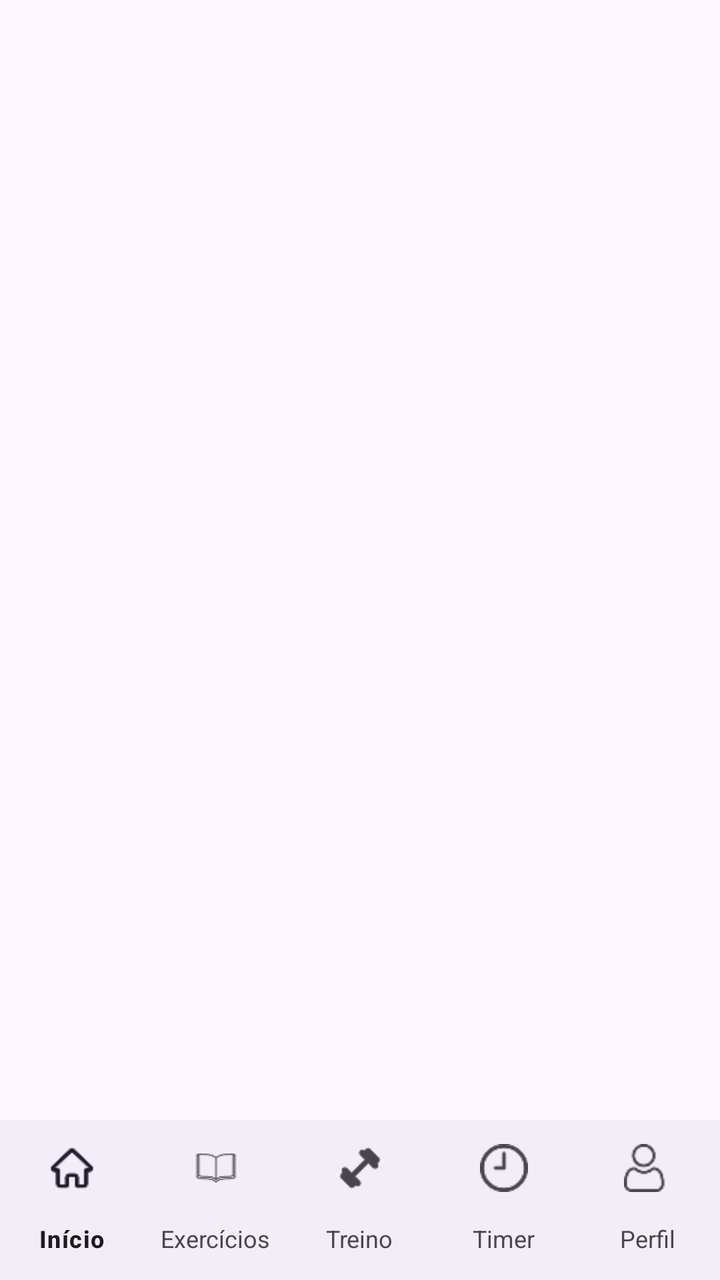
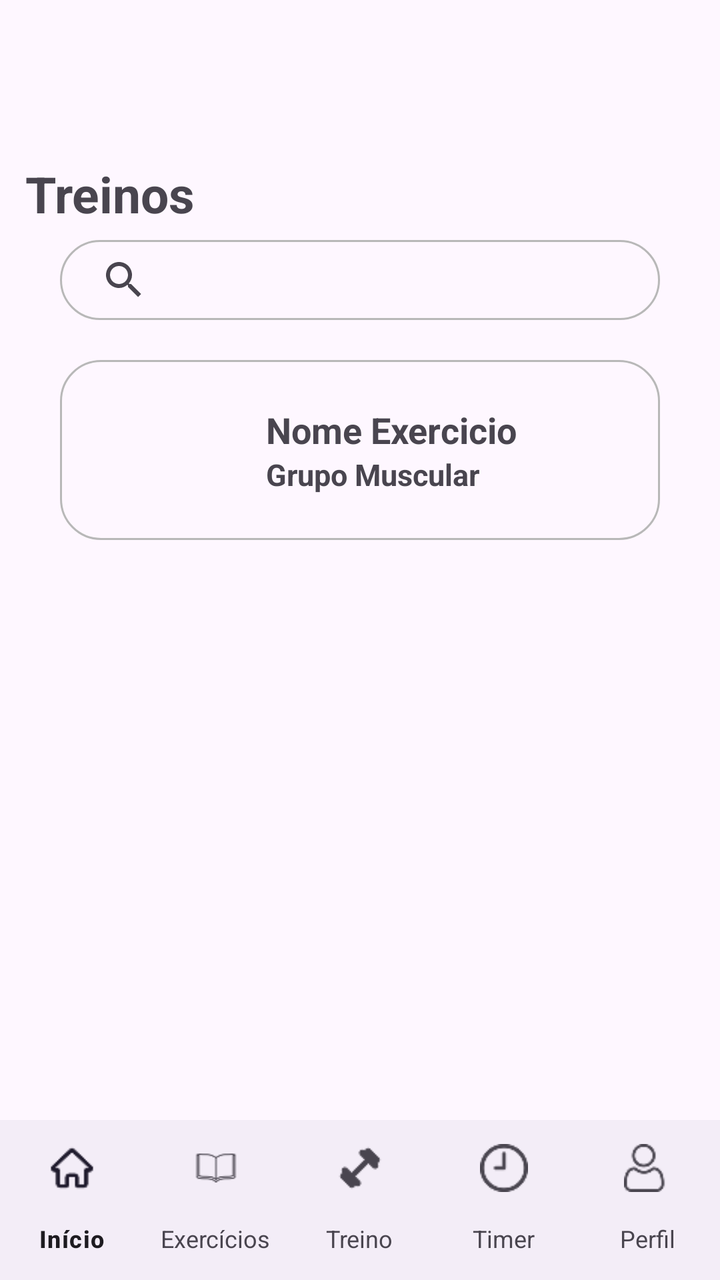

Compare the two renders of this Android layout. The source of the first and the diff that turns it into the second are given below.
<!-- AndroidManifest.xml: application theme Theme.Projeto -->
<!-- res/layout/activity_exercicios.xml -->
<?xml version="1.0" encoding="utf-8"?>
<androidx.constraintlayout.widget.ConstraintLayout xmlns:android="http://schemas.android.com/apk/res/android"
    xmlns:app="http://schemas.android.com/apk/res-auto"
    xmlns:tools="http://schemas.android.com/tools"
    android:layout_width="match_parent"
    android:layout_height="match_parent"
    tools:context=".ExerciciosActivity">

    
    <com.google.android.material.bottomnavigation.BottomNavigationView
        app:labelVisibilityMode="labeled"
        android:id="@+id/bottom_navigation"
        android:layout_width="match_parent"
        android:layout_height="wrap_content"
        app:menu="@menu/main_menu"
        app:itemTextAppearanceInactive="@style/Theme.MenuTextStyle"
        app:layout_constraintBottom_toBottomOf="parent"
        app:layout_constraintEnd_toEndOf="parent"
        app:layout_constraintStart_toStartOf="parent"
        app:layout_constraintTop_toTopOf="parent"
        app:layout_constraintVertical_bias="1"
        />
</androidx.constraintlayout.widget.ConstraintLayout>
<!-- resources referenced by this layout -->
<resources>
  <style name="Theme.MenuTextStyle" parent="MenuTextStyle" />
  <style name="Theme.Projeto" parent="Base.Theme.Projeto" />
  <style name="MenuTextStyle" parent="Theme.Material3.DayNight.NoActionBar">
          <item name="android:textSize">12sp</item>
          <item name="android:textColor">#FFFFFF</item>]
          <item name="android:layout_margin">5dp</item>
      </style>
  <style name="Base.Theme.Projeto" parent="Theme.Material3.DayNight.NoActionBar">
          
          
      </style>
</resources>

<!-- the commit's change to res/layout/activity_exercicios.xml (unified diff, before → after) -->
@@ -5,6 +5,69 @@
     android:layout_width="match_parent"
     android:layout_height="match_parent"
     tools:context=".ExerciciosActivity">
+
+    <TextView
+        android:layout_width="wrap_content"
+        android:layout_height="wrap_content"
+        android:text="Treinos"
+        android:textSize="25sp"
+        android:textStyle="bold"
+        app:layout_constraintTop_toTopOf="parent"
+        app:layout_constraintStart_toStartOf="parent"
+        app:layout_constraintEnd_toEndOf="parent"
+        android:layout_marginTop="80dp"
+        android:layout_marginRight="250dp"/>
+
+
+    <SearchView
+        android:id="@+id/searchView"
+        android:layout_width="300dp"
+        android:layout_height="40dp"
+        android:layout_marginTop="120dp"
+        android:hint="Pesquisar"
+        android:background="@drawable/border"
+        app:layout_constraintStart_toStartOf="parent"
+        app:layout_constraintEnd_toEndOf="parent"
+        app:layout_constraintTop_toTopOf="parent"/>
+
+    <LinearLayout
+        android:layout_width="300dp"
+        android:layout_height="90dp"
+        android:background="@drawable/border"
+        android:layout_marginTop="180dp"
+        android:gravity="center_vertical"
+        app:layout_constraintStart_toStartOf="parent"
+        app:layout_constraintEnd_toEndOf="parent"
+        app:layout_constraintTop_toTopOf="parent"
+        >
+
+        <ImageView
+            android:layout_width="60dp"
+            android:layout_height="60dp"
+            android:layout_marginLeft="20dp"
+            android:layout_marginRight="15dp"/>
+
+        <LinearLayout
+            android:layout_width="wrap_content"
+            android:layout_height="wrap_content"
+            android:orientation="vertical">
+
+            <TextView
+                android:layout_width="wrap_content"
+                android:layout_height="wrap_content"
+                android:text="Nome Exercicio"
+                android:textStyle="bold"
+                android:textSize="18sp"
+                />
+                <TextView
+                    android:layout_width="wrap_content"
+                    android:layout_height="wrap_content"
+                    android:text="Grupo Muscular"
+                    android:textStyle="bold"
+                    android:textSize="15sp"/>
+
+        </LinearLayout>
+    </LinearLayout>
 
     
     <com.google.android.material.bottomnavigation.BottomNavigationView
@@ -20,4 +83,6 @@
         app:layout_constraintTop_toTopOf="parent"
         app:layout_constraintVertical_bias="1"
         />
+
+
 </androidx.constraintlayout.widget.ConstraintLayout>
<!-- resource entries referenced after the edit -->
@@ -1,5 +1,13 @@
 <!-- resources referenced by this layout -->
 <resources>
+  <!-- drawable border (drawable) -->
+  <?xml version="1.0" encoding="utf-8"?>
+  <shape xmlns:android="http://schemas.android.com/apk/res/android" android:shape="rectangle">
+  
+      <stroke android:width="1dp" android:color="#b8b8b8"/> 
+      <corners android:radius="20dp"/> 
+      <padding android:left="8dp" android:top="8dp" android:right="8dp" android:bottom="8dp"/>
+  </shape>
   <style name="Theme.MenuTextStyle" parent="MenuTextStyle" />
   <style name="Theme.Projeto" parent="Base.Theme.Projeto" />
   <style name="MenuTextStyle" parent="Theme.Material3.DayNight.NoActionBar">
